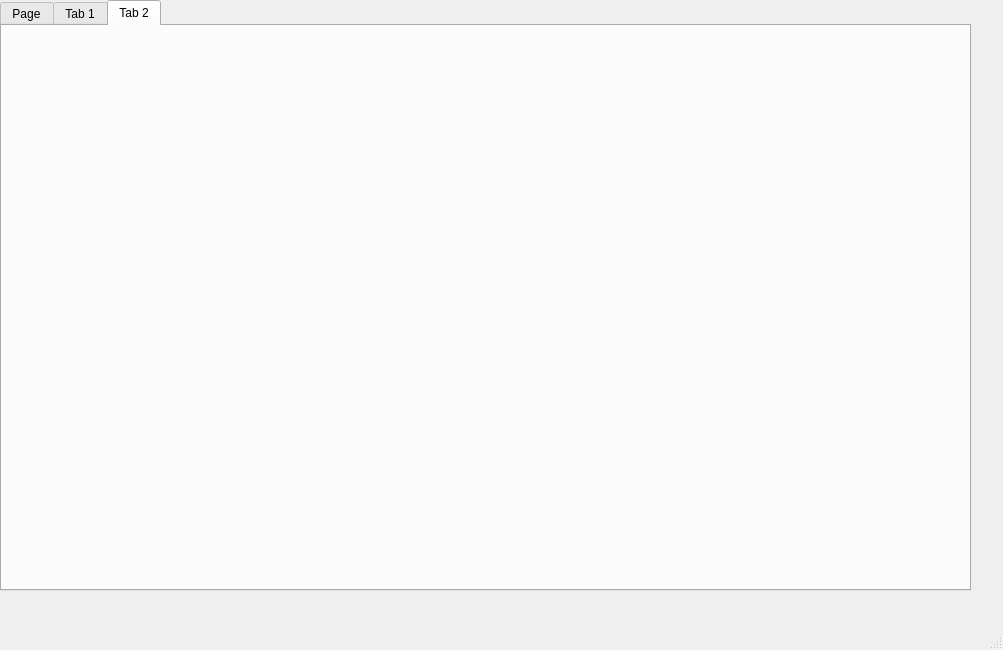
First picture: the form in iRestMyCase/mainwindow.ui, repository NolanTaylor/a8-edu-game, before the edit.
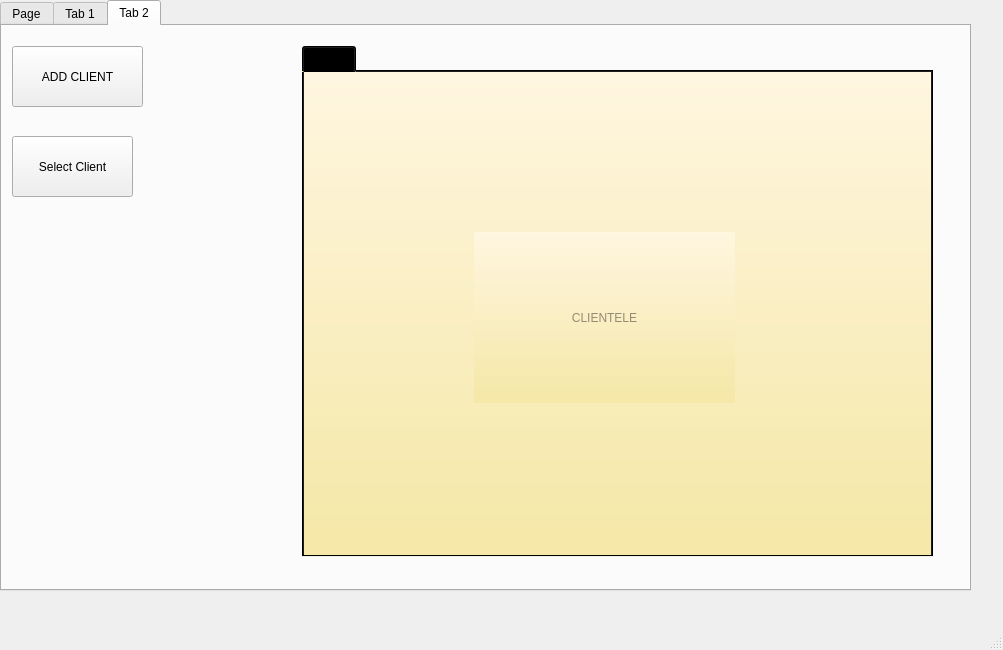
Second picture: the form after the edit. The open tabs and pages were chosen to show the change. Icons and pictures are not drawn. Custom widgets are drawn as their Qt base class.

Commit message: New clients cant be dynamically added to selection with clientTab

What changed in the file:
```diff
--- a/iRestMyCase/mainwindow.ui
+++ b/iRestMyCase/mainwindow.ui
@@ -295,14 +295,78 @@
      <attribute name="title">
       <string>Tab 2</string>
      </attribute>
-     <widget class="SelectClient" name="widget" native="true">
+     <widget class="QPushButton" name="addClient_pushButton">
       <property name="geometry">
        <rect>
-        <x>330</x>
-        <y>10</y>
-        <width>621</width>
-        <height>531</height>
+        <x>10</x>
+        <y>20</y>
+        <width>131</width>
+        <height>61</height>
        </rect>
+      </property>
+      <property name="text">
+       <string>ADD CLIENT</string>
+      </property>
+     </widget>
+     <widget class="QTabWidget" name="selectClient">
+      <property name="geometry">
+       <rect>
+        <x>300</x>
+        <y>20</y>
+        <width>631</width>
+        <height>511</height>
+       </rect>
+      </property>
+      <property name="styleSheet">
+       <string notr="true">background-color: qlineargradient(spread:pad, x1:1, y1:0.948864, x2:1, y2:0, stop:0 rgba(245, 232, 169, 255), stop:1 rgba(255, 246, 224, 255));
+alternate-background-color: rgb(255, 245, 205);</string>
+      </property>
+      <property name="currentIndex">
+       <number>0</number>
+      </property>
+      <widget class="QWidget" name="tab_8">
+       <attribute name="title">
+        <string>Tab 1</string>
+       </attribute>
+       <widget class="QLabel" name="label">
+        <property name="geometry">
+         <rect>
+          <x>170</x>
+          <y>160</y>
+          <width>261</width>
+          <height>171</height>
+         </rect>
+        </property>
+        <property name="maximumSize">
+         <size>
+          <width>16777212</width>
+          <height>16777215</height>
+         </size>
+        </property>
+        <property name="styleSheet">
+         <string notr="true">font: 700 15pt &quot;Courier&quot;;
+color: rgb(148, 139, 118);</string>
+        </property>
+        <property name="text">
+         <string>CLIENTELE</string>
+        </property>
+        <property name="alignment">
+         <set>Qt::AlignCenter</set>
+        </property>
+       </widget>
+      </widget>
+     </widget>
+     <widget class="QPushButton" name="selectClient_pushButton">
+      <property name="geometry">
+       <rect>
+        <x>10</x>
+        <y>110</y>
+        <width>121</width>
+        <height>61</height>
+       </rect>
+      </property>
+      <property name="text">
+       <string>Select Client</string>
       </property>
      </widget>
     </widget>
@@ -327,12 +391,6 @@
    <header location="global">startmenu.h</header>
    <container>1</container>
   </customwidget>
-  <customwidget>
-   <class>SelectClient</class>
-   <extends>QWidget</extends>
-   <header location="global">selectclient.h</header>
-   <container>1</container>
-  </customwidget>
  </customwidgets>
  <resources>
   <include location="resource.qrc"/>
```
Left out of the diff: 2 changed lines with no effect on the pictures. The commit also changes 17 other files.
